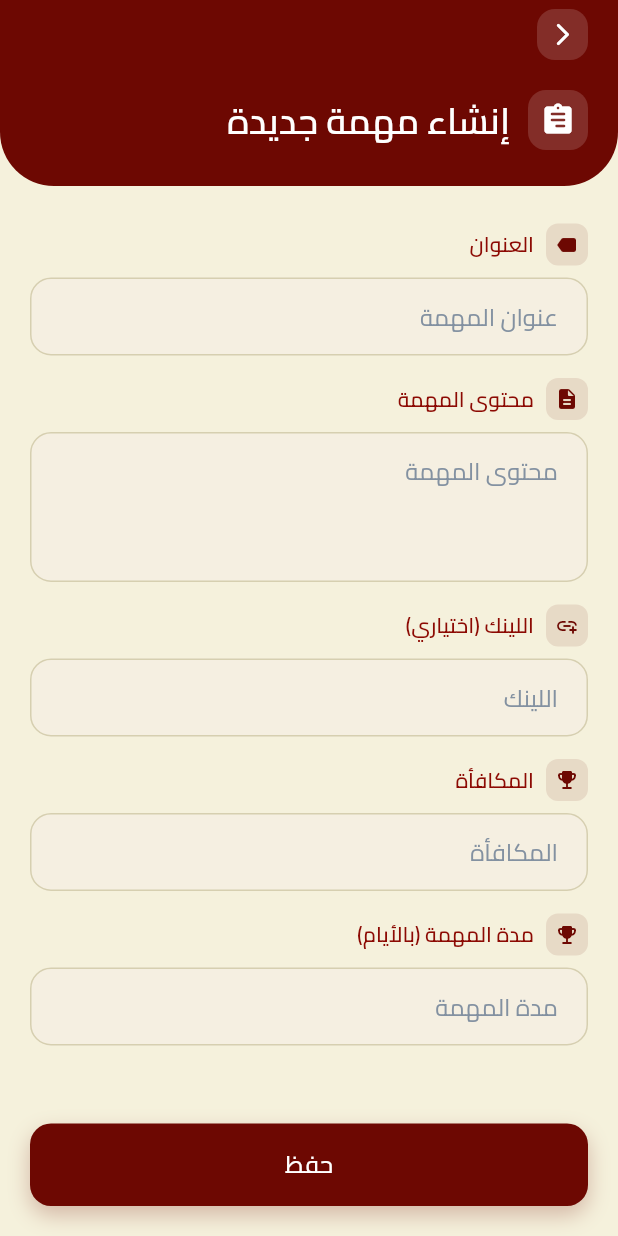
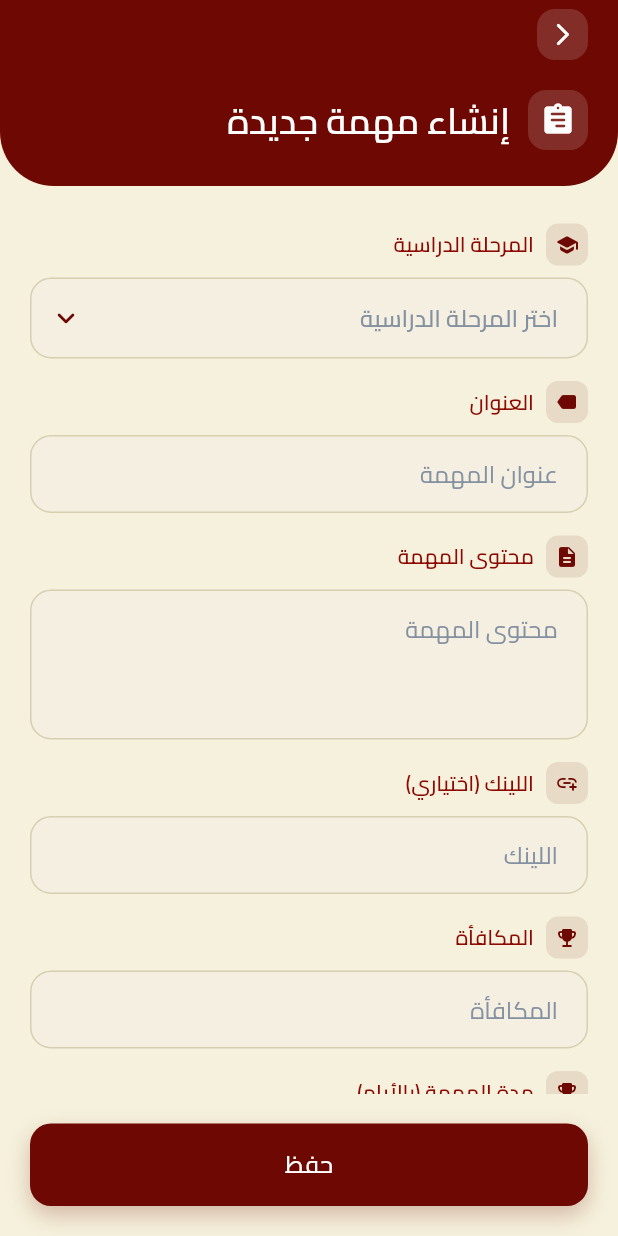
Before and after one commit to Martin-Amgad/Saint-Paul, a Flutter app: the CreateAndEditMissionScreen screen opened by its route, on a phone screen of 412 x 824 dp. Run offline on Flutter 3.47's test engine with Material 3 defaults, Android fonts, the phone set to English and light mode, and no system bars; our stand-ins replace bloc, cached_network_image, cloud_firestore, firebase_auth, firebase_core, flutter_bloc and 7 more; accounts and stored records are empty.

Commit message:
feat: Add mission study level to MissionModel and implement related functionality in FirebaseProvider and MissionRepo

```diff
--- a/lib/core/models/group_model.dart
+++ b/lib/core/models/group_model.dart
@@ -1,5 +1,3 @@
-import 'package:cloud_firestore/cloud_firestore.dart';
-
 class GroupModel {
   final String? gid;
   final String? name;
--- a/lib/core/models/mission_model.dart
+++ b/lib/core/models/mission_model.dart
@@ -10,6 +10,7 @@ class MissionModel {
   final DateTime? currentDate;
   final String? studentSolution;
   final int? enrolledStudents;
+  final String? missionStudyLevel;
 
   MissionModel({
     this.mid,
@@ -21,6 +22,7 @@ class MissionModel {
     this.currentDate,
     this.studentSolution,
     this.enrolledStudents = 0,
+    this.missionStudyLevel,
   });
 
   factory MissionModel.fromJson(Map<String, dynamic> map, String mid) {
@@ -36,6 +38,7 @@ class MissionModel {
           : null,
       studentSolution: map['studentSolution'] ?? '',
       enrolledStudents: map['enrolledStudents'] ?? 0,
+      missionStudyLevel: map['missionStudyLevel'] ?? '',
     );
   }
 
@@ -52,6 +55,7 @@ class MissionModel {
           : null,
       'studentSolution': studentSolution,
       'enrolledStudents': enrolledStudents,
+      'missionStudyLevel': missionStudyLevel,
     };
   }
 
@@ -65,6 +69,7 @@ class MissionModel {
     DateTime? currentDate,
     String? studentSolution,
     int? enrolledStudents,
+    String? missionStudyLevel,
   }) {
     return MissionModel(
       mid: mid ?? this.mid,
@@ -76,6 +81,7 @@ class MissionModel {
       currentDate: currentDate ?? this.currentDate,
       studentSolution: studentSolution ?? this.studentSolution,
       enrolledStudents: enrolledStudents ?? this.enrolledStudents,
+      missionStudyLevel: missionStudyLevel ?? this.missionStudyLevel,
     );
   }
 
@@ -91,6 +97,8 @@ class MissionModel {
       data['currentDate'] = Timestamp.fromDate(currentDate!);
     if (studentSolution != null) data['studentSolution'] = studentSolution;
     if (enrolledStudents != null) data['enrolledStudents'] = enrolledStudents;
+    if (missionStudyLevel != null)
+      data['missionStudyLevel'] = missionStudyLevel;
     return data;
   }
 }
--- a/lib/core/services/firebase/firebase_provider.dart
+++ b/lib/core/services/firebase/firebase_provider.dart
@@ -179,6 +179,12 @@ class FirebaseProvider {
     return await missionCollection.get();
   }
 
+  static Future<QuerySnapshot> fetchStudentMissions(String studyLevel) async {
+    return await missionCollection
+        .where('missionStudyLevel', isEqualTo: studyLevel)
+        .get();
+  }
+
   static Future<void> updateMission(MissionModel mission) async {
     await missionCollection.doc(mission.mid).update(mission.toUpdateData());
   }
--- a/lib/feature/groups/widgets/group_list_builder.dart
+++ b/lib/feature/groups/widgets/group_list_builder.dart
@@ -107,6 +107,8 @@ class _GroupsListBuilderState extends State<GroupsListBuilder> {
                   );
                 },
                 onTap: () {
+                  FocusManager.instance.primaryFocus?.unfocus();
+
                   pushTo(context, Routes.groupDetailsScreen, extra: group);
                 },
                 child: Container(
--- a/lib/feature/home/presentation/cubit/home_cubit.dart
+++ b/lib/feature/home/presentation/cubit/home_cubit.dart
@@ -75,7 +75,7 @@ class HomeCubit extends Cubit<HomeState> {
     try {
       var res = await HomeRepo.getStudentTayoDetails(student);
       if (res != null) {
-        log('Student details retrieved successfully: $res');
+        // log('Student details retrieved successfully: $res');
         emit(HomeTayoLoadSuccessState(tayo: res));
       } else {
         log('No student details found for the given student.');
--- a/lib/feature/home/presentation/page/student/student_home_screen.dart
+++ b/lib/feature/home/presentation/page/student/student_home_screen.dart
@@ -63,6 +63,8 @@ class _StudentHomeScreenState extends State<StudentHomeScreen> {
       },
       builder: (context, state) {
         if (state is StudentYearLoaded) {
+          LocalHelper.setUserStudyLevel(state.year);
+
           selectedYear = state.year;
           log('Student year loaded: $selectedYear');
         } else if (state is HomeStudentLoadedState) {
--- a/lib/feature/home/widgets/student_info_edit_builder.dart
+++ b/lib/feature/home/widgets/student_info_edit_builder.dart
@@ -121,6 +121,8 @@ class _StudentInfoEditbuilderState extends State<StudentInfoEditbuilder> {
 
                     return GestureDetector(
                       onTap: () {
+                        FocusManager.instance.primaryFocus?.unfocus();
+
                         pushTo(
                           context,
                           Routes.addEditNewStudentScreen,
--- a/lib/feature/home/widgets/student_list.dart
+++ b/lib/feature/home/widgets/student_list.dart
@@ -131,8 +131,10 @@ class StudentList extends StatelessWidget {
 
             return GestureDetector(
               onTap: () {
-                FocusScope.of(context).unfocus();
+                // FocusScope.of(context).unfocus();
                 if (isStudent == true) return;
+
+                FocusManager.instance.primaryFocus?.unfocus();
                 pushTo(context, Routes.tayoDetailsScreen, extra: student);
               },
               child: Container(
--- a/lib/feature/main/nav_bar.dart
+++ b/lib/feature/main/nav_bar.dart
@@ -11,7 +11,6 @@ import 'package:saint_paul/feature/home/presentation/page/teacher/birthday_scree
 import 'package:saint_paul/feature/home/presentation/page/teacher/teacher_home_screen.dart';
 import 'package:saint_paul/feature/missions/presentation/page/student/student_mission_screen.dart';
 import 'package:saint_paul/feature/missions/presentation/page/teacher/teacher_mission_screen.dart';
-import 'package:saint_paul/feature/profile/presentation/cubit/profile_cubit.dart';
 import 'package:saint_paul/feature/profile/presentation/student/student_profile_screen.dart';
 import 'package:saint_paul/feature/profile/presentation/teacher/students_showcase_and_edit_screen.dart';
 
--- a/lib/feature/missions/presentation/cubit/mission_cubit.dart
+++ b/lib/feature/missions/presentation/cubit/mission_cubit.dart
@@ -15,6 +15,7 @@ class MissionCubit extends Cubit<MissionState> {
   var linkController = TextEditingController();
   var expireAfterController = TextEditingController();
   var formKey = GlobalKey<FormState>();
+  String? selectedValue;
 
   Future<void> createMission() async {
     emit(MissionLoadingState());
@@ -26,6 +27,7 @@ class MissionCubit extends Cubit<MissionState> {
         reward: rewardController.text,
         expireAfter: int.tryParse(expireAfterController.text) ?? 0,
         currentDate: DateTime.now(),
+        missionStudyLevel: selectedValue,
       );
       final result = await MissionRepo.createMission(mission);
       emit(MissionSuccessState(message: result));
--- a/lib/feature/missions/presentation/page/teacher/create_and_edit_mission_screen.dart
+++ b/lib/feature/missions/presentation/page/teacher/create_and_edit_mission_screen.dart
@@ -26,6 +26,8 @@ class CreateAndEditMissionScreen extends StatefulWidget {
 
 class _CreateAndEditMissionScreenState
     extends State<CreateAndEditMissionScreen> {
+  final List<String> items = ['اولي اعدادي', 'تانيه اعدادي', 'ثالثة اعدادي'];
+
   @override
   void initState() {
     if (widget.missionEdit != null) {
@@ -139,6 +141,65 @@ class _CreateAndEditMissionScreenState
                   child: Column(
                     children: [
                       CustomFormField(
+                        label: 'المرحلة الدراسية',
+                        icon: Icons.school_rounded,
+                        child: DropdownButtonFormField<String>(
+                          isDense: false,
+                          value: cubit.selectedValue,
+                          hint: Text(
+                            'اختر المرحلة الدراسية',
+                            style: TextStyles.getSize16(
+                              color: AppColors.greyColor,
+                              fontWeight: FontWeight.w500,
+                            ).copyWith(fontFamily: 'Cairo'),
+                          ),
+                          icon: Icon(
+                            Icons.keyboard_arrow_down_rounded,
+                            color: AppColors.primaryColor,
+                          ),
+                          dropdownColor: AppColors.primaryColor,
+                          borderRadius: BorderRadius.circular(16),
+                          style: TextStyles.getSize16(
+                            color: AppColors.primaryColor,
+                            fontWeight: FontWeight.w500,
+                          ),
+                          decoration: InputDecoration(
+                            contentPadding: const EdgeInsets.symmetric(
+                              horizontal: 16,
+                              vertical: 3,
+                            ),
+                          ),
+                          selectedItemBuilder: (context) {
+                            return items.map((item) {
+                              return Text(
+                                item,
+                                style: TextStyles.getSize16(
+                                  color: AppColors.primaryColor,
+                                  fontWeight: FontWeight.w500,
+                                ).copyWith(fontFamily: 'Cairo'),
+                              );
+                            }).toList();
+                          },
+
+                          items: items.map((item) {
+                            return DropdownMenuItem(
+                              value: item,
+                              child: Text(
+                                item,
+                                style: TextStyles.getSize16(
+                                  color: AppColors.whiteColor,
+                                  fontWeight: FontWeight.w500,
+                                ).copyWith(fontFamily: 'Cairo'),
+                              ),
+                            );
+                          }).toList(),
+                          onChanged: (value) {
+                            setState(() => cubit.selectedValue = value);
+                          },
+                        ),
+                      ),
+                      Gap(15),
+                      CustomFormField(
                         label: 'العنوان',
                         icon: Icons.label_rounded,
                         child: CustomTextField(
```
Also changed, not shown: lib/core/services/local/local_helper.dart (+9 -0 lines), lib/feature/home/presentation/page/teacher/tayo_details_screen.dart (+47 -16 lines), lib/feature/missions/data/repo/missions_repo.dart (+13 -1 lines).
